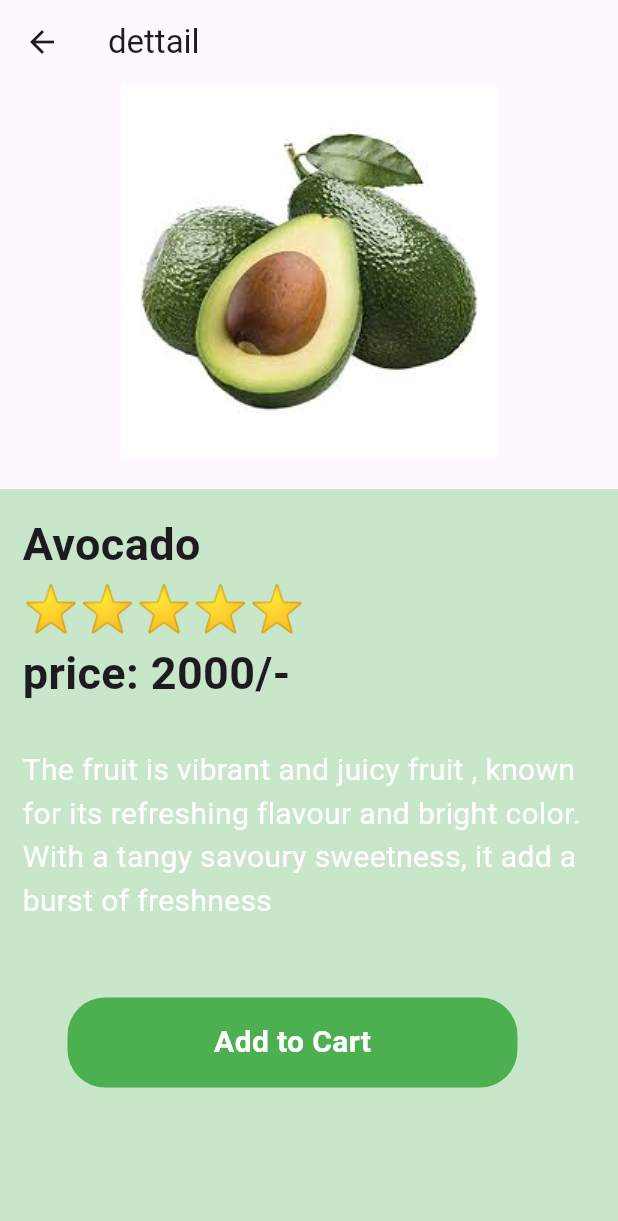
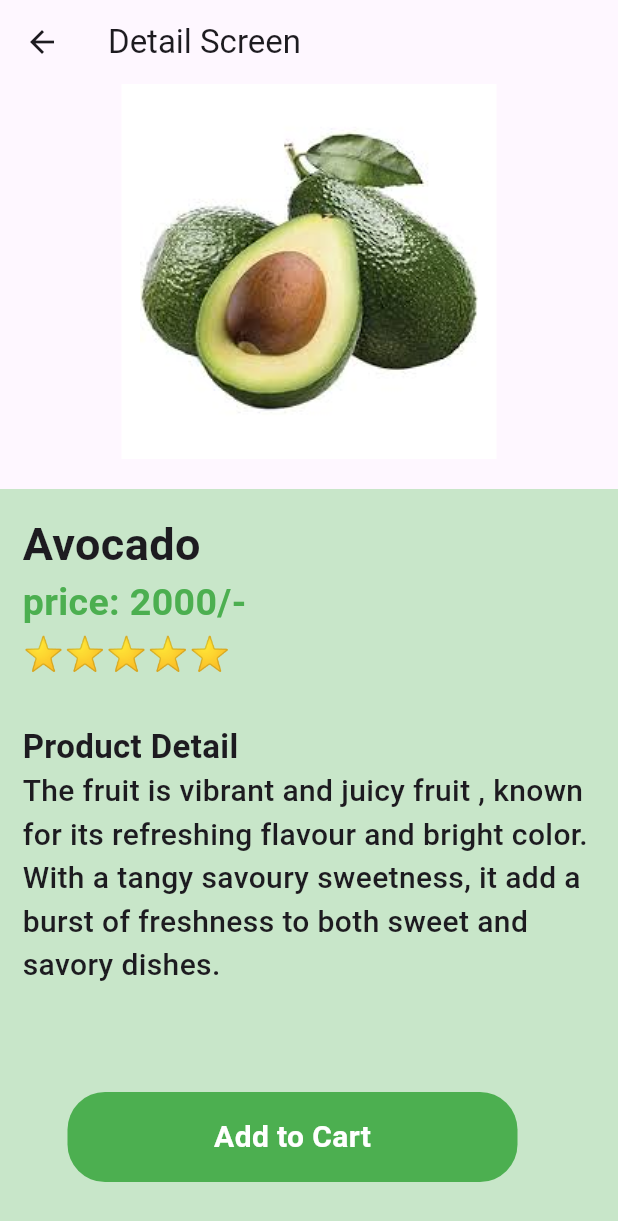
Before and after one commit to sadhana5953/flutter_exam, a Flutter app: the detailScrren screen opened by its route, on a phone screen of 412 x 824 dp. Shown: the top 1221 px of the screen. Run offline on Flutter 3.47's test engine with Material 3 defaults, Android fonts, the light colour scheme and no system bars.

Commit message:
3-5-2024

```diff
--- a/lib/Screens/detailPage/detailScreen.dart
+++ b/lib/Screens/detailPage/detailScreen.dart
@@ -14,7 +14,7 @@ class _detailScrrenState extends State<detailScrren> {
   Widget build(BuildContext context) {
     return Scaffold(
       appBar: AppBar(
-        title: Text("dettail"),
+        title: Text("Detail Screen"),
       ),
       body: Column(
         children: [
@@ -37,12 +37,15 @@ class _detailScrrenState extends State<detailScrren> {
               crossAxisAlignment: CrossAxisAlignment.start,
               children: [
                 Text(
-                  '${product[selectedIndex]['name']}\n⭐⭐⭐⭐⭐\nprice: ${product[selectedIndex]['price']}/-',
+                  '${product[selectedIndex]['name']}',
                   style: TextStyle(fontWeight: FontWeight.bold, fontSize: 30),
                 ),
+                Text("price: ${product[selectedIndex]['price']}/-",style: TextStyle(fontSize: 25,fontWeight: FontWeight.bold,color: Colors.green),),
+                Text('⭐⭐⭐⭐⭐',style: TextStyle(fontSize: 22),),
+                Text('\nProduct Detail',style: TextStyle(fontSize: 22,fontWeight: FontWeight.bold),),
                 Text(
-                  '\nThe fruit is vibrant and juicy fruit , known for its refreshing flavour and bright color. With a tangy savoury sweetness, it add a burst of freshness',
-                  style: TextStyle(color: Colors.white, fontSize: 20),
+                  'The fruit is vibrant and juicy fruit , known for its refreshing flavour and bright color. With a tangy savoury sweetness, it add a burst of freshness to both sweet and savory dishes.',
+                  style: TextStyle(fontWeight:FontWeight.w500,fontSize: 20),
                 ),
                 GestureDetector(
                   onTap: (){
@@ -51,7 +54,7 @@ class _detailScrrenState extends State<detailScrren> {
                   child: Container(
                     height: 60,
                     width: 300,
-                    margin: EdgeInsets.only(top: 50,left: 30),
+                    margin: EdgeInsets.only(top: 70,left: 30),
                     decoration: BoxDecoration(
                       borderRadius: BorderRadius.circular(25),
                       color: Colors.green,
--- a/lib/utills/list.dart
+++ b/lib/utills/list.dart
@@ -11,6 +11,9 @@ List product =[
   {'name':'Strawberry','price':300,'image':'assets/images/strawberry.jpeg'},
   {'name':'Banana','price':100,'image':'assets/images/banana.jpeg'},
   {'name':'Avocado','price':2000,'image':'assets/images/avocado.jpeg'},
+  {'name':'Avocado','price':2000,'image':'assets/images/avocado.jpeg'},
+  {'name':'Kiwi','price':100,'image':'assets/images/kiwi.jpeg'},
+  {'name':'Lemon','price':150,'image':'assets/images/lemon.jpeg'},
 ];
 
 List cartList=[];
```
Also changed, not shown: lib/Screens/cartPage/cartScreen.dart (+11 -7 lines), lib/Screens/checkPage/checkoutScreen.dart (+15 -5 lines), lib/Screens/homePage/homeScreen.dart (+24 -17 lines).
